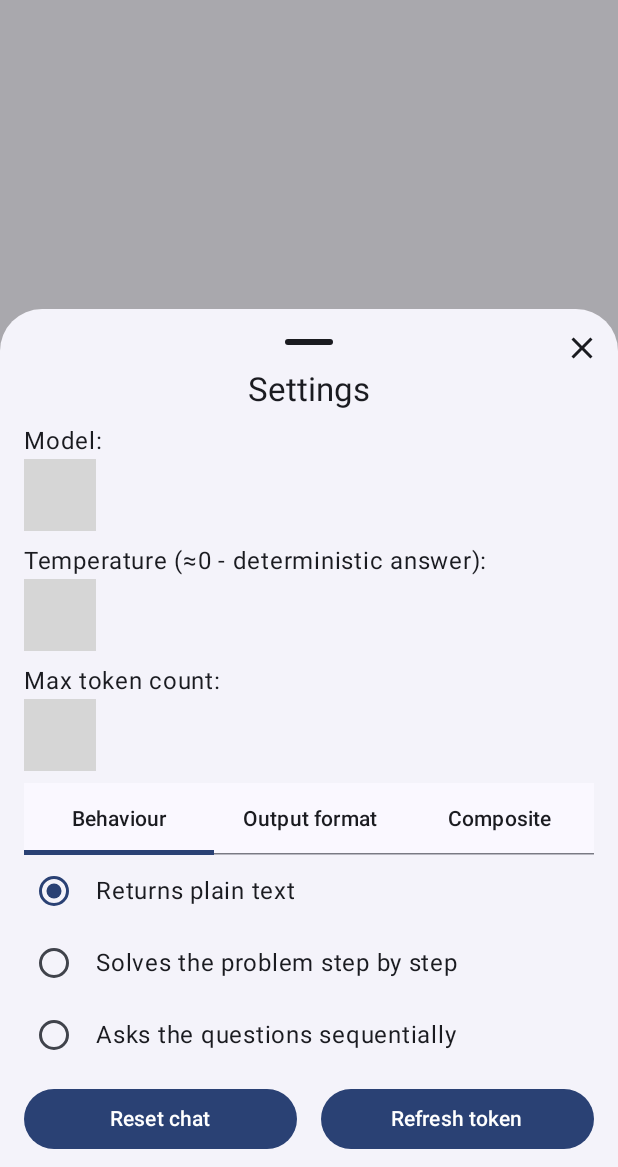
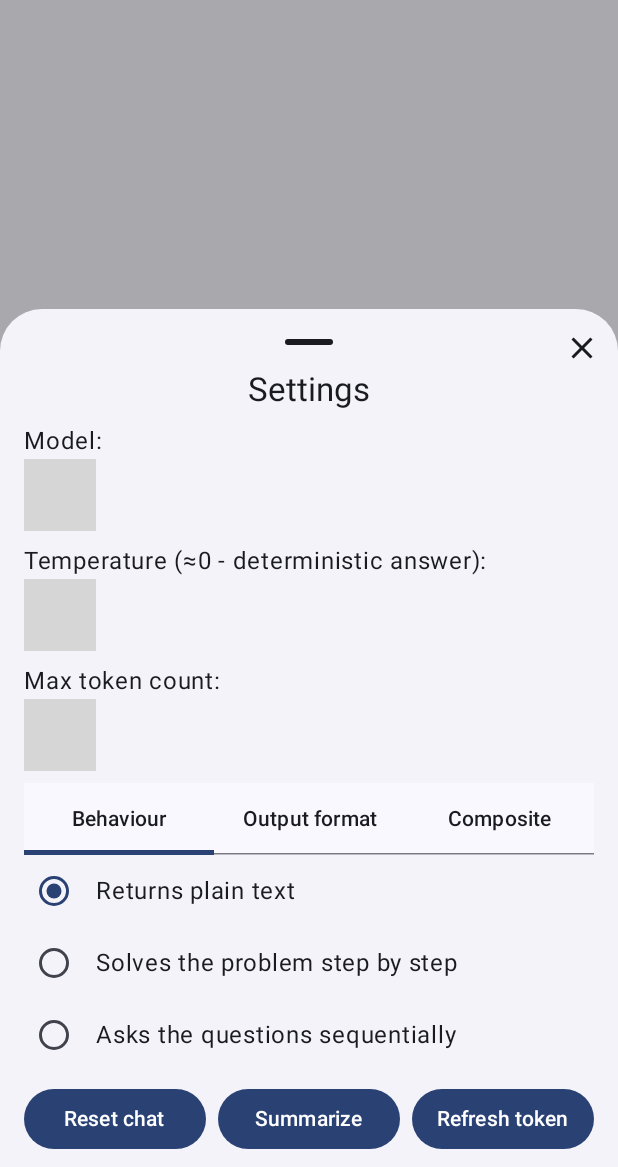
Before and after one commit to chtcholeg/AI_Advent_Challenge_4__1, an Android app built with Jetpack Compose: the screen it shows after launch (MainActivity), after a tap on "Settings", on a phone screen of 412 x 824 dp, the part 69-1236 px from its top. Run offline under Robolectric (Android 15) with nearby library versions, the phone set to English and light mode, and no system bars; 3 statements that could not run were skipped; grey boxes are pictures that could not be loaded.

```diff
--- a/app/src/main/java/ru/chtcholeg/aichat/core/Agent.kt
+++ b/app/src/main/java/ru/chtcholeg/aichat/core/Agent.kt
@@ -12,11 +12,9 @@ interface Agent {
 
     fun resetMessages()
 
+    fun addMessage(message: Message)
+
     suspend fun processUserRequest(request: String): Result<String>
-
-    companion object {
-        const val DEFAULT_TEMPERATURE = 1f
-    }
 }
 
 fun Agent.launchProcessingUserRequest(request: String) {
--- a/app/src/main/java/ru/chtcholeg/aichat/core/AgentHolder.kt
+++ b/app/src/main/java/ru/chtcholeg/aichat/core/AgentHolder.kt
@@ -16,6 +16,8 @@ object AgentHolder {
     val messages get() = agent.flatMapLatest { it.messages }
 
     fun resetCurrentChat() = agent.value.resetMessages()
+
+    fun addMessage(message: Message) = agent.value.addMessage(message)
 
     fun setSingleAgent(type: SingleAgent.Type) {
         _agent.update { currentAgent ->
--- a/app/src/main/java/ru/chtcholeg/aichat/core/CompositeAgent.kt
+++ b/app/src/main/java/ru/chtcholeg/aichat/core/CompositeAgent.kt
@@ -39,6 +39,10 @@ class CompositeAgent(
     override fun resetMessages() {
         masterAgent.resetMessages()
         aggregatedMessages.value = emptyList()
+    }
+
+    override fun addMessage(message: Message) {
+        aggregatedMessages.update { it + message }
     }
 
     override suspend fun processUserRequest(request: String): Result<String> {
--- a/app/src/main/java/ru/chtcholeg/aichat/core/SingleAgent.kt
+++ b/app/src/main/java/ru/chtcholeg/aichat/core/SingleAgent.kt
@@ -28,6 +28,10 @@ class SingleAgent(
 
     override fun resetMessages() {
         _messages.value = initMessageList
+    }
+
+    override fun addMessage(message: Message) {
+        _messages.update { current -> current + message }
     }
 
     override suspend fun processUserRequest(request: String): Result<String> {
--- a/app/src/main/java/ru/chtcholeg/aichat/core/SystemPrompts.kt
+++ b/app/src/main/java/ru/chtcholeg/aichat/core/SystemPrompts.kt
@@ -25,6 +25,22 @@ object SystemPrompts {
                 "\n" +
                 "Структура ответа ДОЛЖНА быть такой:\n" +
                 "<{xml_description}>"
+
+    private const val SUMMARY_MAKER_TEMPLATE =
+        "Ты — ассистент для создания конспектов. Твоя задача — создать краткую и содержательную summary предыдущего диалога между пользователем и AI-ассистентом. Эта summary будет использоваться для продолжения работы в новом чате.\n" +
+                "\n" +
+                "Структурируй свой ответ по следующим разделам:\n" +
+                "\n" +
+                "1.  **Основная цель:** Главная задача или проблема, которую мы решаем.\n" +
+                "2.  **Ключевые решения:** Важные идеи, согласованные подходы, фрагменты кода или решения, которые мы разработали.\n" +
+                "3.  **Важный контекст:** Существенные ограничения, предпочтения пользователя, тон общения, целевая аудитория или технические детали.\n" +
+                "4.  **Текущий статус:** На каком этапе мы находимся? Что уже сделано и каков следующий Immediate шаг?\n" +
+                "\n" +
+                "**История диалога:**\n" +
+                "<{previous_conversation}>\n" +
+                "\n" +
+                "\n" +
+                "Предоставь summary. Не добавляй новые идеи и не отклоняйся от информации в диалоге."
 
     const val STEP_BY_STEP_SOLVER =
         "Ты должен решать пославленную пользователем проблему ПОШАГОВО (каждый шаг надо расписывать)"
@@ -68,5 +84,7 @@ object SystemPrompts {
 
     fun json(jsonDescription: String) = JSON_TEMPLATE.replace("<{json_description}>", jsonDescription)
     fun xml(xmlDescription: String) = XML_TEMPLATE.replace("<{xml_description}>", xmlDescription)
+    fun summarizator(previousConversation: String) =
+        SUMMARY_MAKER_TEMPLATE.replace("<{previous_conversation}>", previousConversation)
 
 }
--- a/app/src/main/java/ru/chtcholeg/aichat/http/GigaChatClient.kt
+++ b/app/src/main/java/ru/chtcholeg/aichat/http/GigaChatClient.kt
@@ -50,7 +50,7 @@ object GigaChatClient {
         // Timeout configuration
         install(HttpTimeout) {
             requestTimeoutMillis = 120_000
-            connectTimeoutMillis = 5_000
+            connectTimeoutMillis = 10_000
             socketTimeoutMillis = 30_000
         }
 
--- a/app/src/main/java/ru/chtcholeg/aichat/http/HuggingFaceClient.kt
+++ b/app/src/main/java/ru/chtcholeg/aichat/http/HuggingFaceClient.kt
@@ -38,7 +38,7 @@ object HuggingFaceClient {
 
         install(HttpTimeout) {
             requestTimeoutMillis = 120_000
-            connectTimeoutMillis = 5_000
+            connectTimeoutMillis = 10_000
             socketTimeoutMillis = 30_000
         }
 
--- /dev/null
+++ b/app/src/main/java/ru/chtcholeg/aichat/ui/chatscreen/ActionButton.kt
@@ -0,0 +1,31 @@
+package ru.chtcholeg.aichat.ui.chatscreen
+
+import androidx.compose.foundation.layout.PaddingValues
+import androidx.compose.foundation.layout.RowScope
+import androidx.compose.material3.Button
+import androidx.compose.material3.Text
+import androidx.compose.runtime.Composable
+import androidx.compose.ui.Modifier
+import androidx.compose.ui.unit.dp
+
+@Composable
+fun RowScope.ActionButton(
+    text: String,
+    onAction: (ChatAction) -> Unit,
+) {
+    Button(
+        onClick = { onAction(ChatAction.ResetChat) },
+        contentPadding = PaddingValues(
+            start = 8.dp,
+            top = 8.dp,
+            end = 8.dp,
+            bottom = 8.dp,
+        ),
+        modifier = Modifier.Companion.weight(1f),
+    ) {
+        Text(
+            text = text,
+            maxLines = 1,
+        )
+    }
+}
--- a/app/src/main/java/ru/chtcholeg/aichat/ui/chatscreen/ChatScreen.kt
+++ b/app/src/main/java/ru/chtcholeg/aichat/ui/chatscreen/ChatScreen.kt
@@ -121,6 +121,8 @@ private fun ChatScreen(
                 onAction,
                 dialog,
             )
+
+            is ChatState.Dialog.SummarizationConfirmation -> SummarizationConfirmation(onAction)
         }
     }
 }
--- a/app/src/main/java/ru/chtcholeg/aichat/ui/chatscreen/SettingsDialog.kt
+++ b/app/src/main/java/ru/chtcholeg/aichat/ui/chatscreen/SettingsDialog.kt
@@ -6,7 +6,6 @@ import androidx.compose.foundation.layout.height
 import androidx.compose.foundation.layout.padding
 import androidx.compose.foundation.layout.width
 import androidx.compose.foundation.selection.selectable
-import androidx.compose.material3.Button
 import androidx.compose.material3.ExperimentalMaterial3Api
 import androidx.compose.material3.MaterialTheme
 import androidx.compose.material3.RadioButton
@@ -64,19 +63,11 @@ fun SettingsDialog(
         Spacer(modifier = Modifier.height(8.dp))
 
         Row {
-            Button(
-                onClick = { onAction(ChatAction.ResetChat) },
-                modifier = Modifier.weight(1f),
-            ) {
-                Text("Reset chat")
-            }
-            Spacer(Modifier.width(16.dp))
-            Button(
-                onClick = { onAction(ChatAction.RefreshToken) },
-                modifier = Modifier.weight(1f),
-            ) {
-                Text("Refresh token")
-            }
+            ActionButton("Reset chat") { onAction(ChatAction.ResetChat) }
+            Spacer(Modifier.width(8.dp))
+            ActionButton("Summarize") { onAction(ChatAction.AskToSummarize) }
+            Spacer(Modifier.width(8.dp))
+            ActionButton("Refresh token") { onAction(ChatAction.RefreshToken) }
         }
         Spacer(modifier = Modifier.height(8.dp))
     }
```
Also changed, not shown: app/src/main/java/ru/chtcholeg/aichat/core/Message.kt (+19 -0 lines), app/src/main/java/ru/chtcholeg/aichat/core/Summarizator.kt (added, +52 -0 lines), app/src/main/java/ru/chtcholeg/aichat/ui/chatscreen/ChatViewModel.kt (+25 -11 lines), app/src/main/java/ru/chtcholeg/aichat/ui/chatscreen/SummarizationConfirmation.kt (added, +58 -0 lines), app/src/main/java/ru/chtcholeg/aichat/ui/views/ClickableCheckbox.kt (added, +34 -0 lines).
